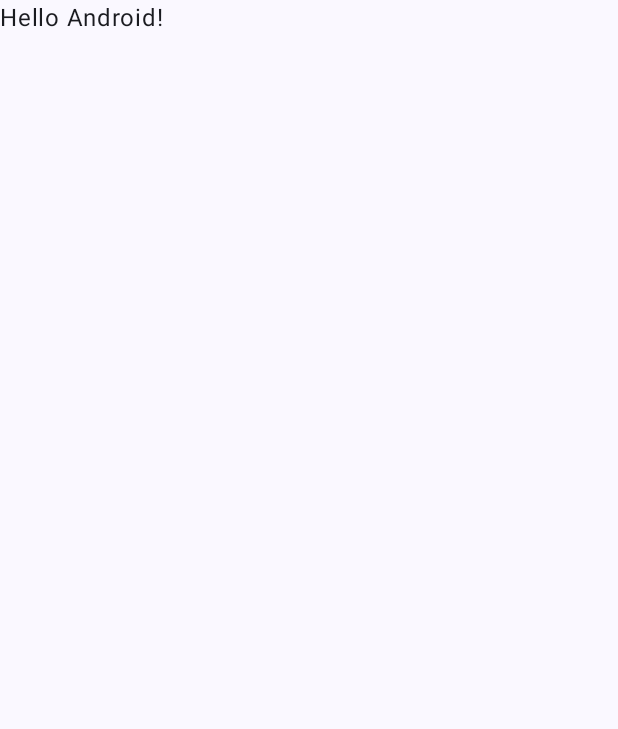
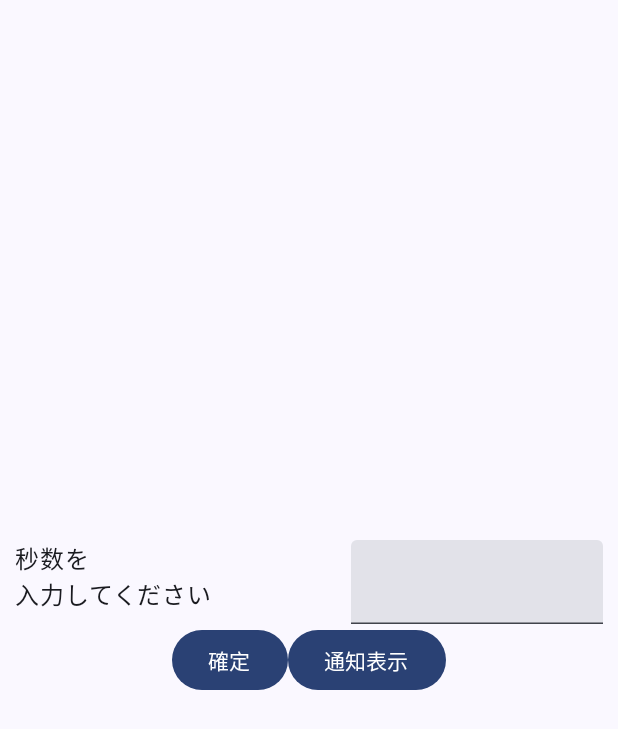
Before and after one commit to Kei-no-suke/android-compose-variable-notification, an Android app built with Jetpack Compose: the screen it shows after launch (MainActivity), on a phone screen of 412 x 824 dp. Before the commit the part shown is almost empty. Shown: the top 729 px of the screen. Run offline under Robolectric (Android 15) with nearby library versions, the phone set to English and light mode, and no system bars; our stand-ins replace Dagger/Hilt's generated code.

Commit message:
added UI for MainActivity

```diff
--- a/app/src/main/java/com/example/variablenotification/MainActivity.kt
+++ b/app/src/main/java/com/example/variablenotification/MainActivity.kt
@@ -1,46 +1,147 @@
 package com.example.variablenotification
 
+import android.content.Context
 import android.os.Bundle
 import androidx.activity.ComponentActivity
 import androidx.activity.compose.setContent
+import androidx.compose.foundation.layout.Arrangement
+import androidx.compose.foundation.layout.Column
+import androidx.compose.foundation.layout.Row
+import androidx.compose.foundation.layout.Spacer
 import androidx.compose.foundation.layout.fillMaxSize
+import androidx.compose.foundation.layout.padding
+import androidx.compose.material3.Button
+import androidx.compose.material3.ExperimentalMaterial3Api
 import androidx.compose.material3.MaterialTheme
 import androidx.compose.material3.Surface
 import androidx.compose.material3.Text
+import androidx.compose.material3.TextField
 import androidx.compose.runtime.Composable
+import androidx.compose.runtime.MutableState
+import androidx.compose.runtime.mutableStateOf
+import androidx.compose.runtime.remember
+import androidx.compose.ui.Alignment
 import androidx.compose.ui.Modifier
 import androidx.compose.ui.tooling.preview.Preview
+import androidx.compose.ui.unit.dp
 import com.example.variablenotification.ui.theme.VariableNotificationTheme
+import dagger.hilt.android.AndroidEntryPoint
+import javax.inject.Inject
 
+@AndroidEntryPoint
 class MainActivity : ComponentActivity() {
+    @Inject lateinit var timerOperator: TimerOperator
     override fun onCreate(savedInstanceState: Bundle?) {
         super.onCreate(savedInstanceState)
         setContent {
             VariableNotificationTheme {
+                var seconds = remember {
+                    mutableStateOf("")
+                }
+
                 // A surface container using the 'background' color from the theme
                 Surface(
                     modifier = Modifier.fillMaxSize(),
                     color = MaterialTheme.colorScheme.background
                 ) {
-                    Greeting("Android")
+                    InputField(seconds, timerOperator, applicationContext)
                 }
             }
         }
     }
 }
 
+@OptIn(ExperimentalMaterial3Api::class)
 @Composable
-fun Greeting(name: String, modifier: Modifier = Modifier) {
-    Text(
-        text = "Hello $name!",
-        modifier = modifier
-    )
+fun InputField(seconds: MutableState<String>, timerOperator: TimerOperator, context: Context, modifier: Modifier = Modifier) {
+    Column(
+        verticalArrangement = Arrangement.Center,
+        horizontalAlignment = Alignment.CenterHorizontally,
+        modifier = Modifier
+            .fillMaxSize()
+            .padding(10.dp)
+    ) {
+        Row {
+            Text(
+                text = "秒数を\n入力してください",
+                modifier = Modifier.weight(3f)
+            )
+            Spacer(
+                modifier = Modifier.weight(1f)
+            )
+            TextField(
+                value = seconds.value,
+                onValueChange = {seconds.value = it},
+                modifier = Modifier.weight(3f)
+            )
+        }
+        Row {
+            Button(
+                onClick = {
+                    timerOperator.setTimer(seconds.value.toLongOrNull() ?: 0)
+                    timerOperator.timerStart()
+                }
+            ) {
+                Text("確定")
+            }
+            Button(
+                onClick = {
+                    startNotifyForegroundService(context)
+                }
+            ) {
+                Text("通知表示")
+            }
+        }
+
+    }
+}
+
+@OptIn(ExperimentalMaterial3Api::class)
+@Composable
+fun InputField(seconds: MutableState<String>, modifier: Modifier = Modifier) {
+    Column(
+        verticalArrangement = Arrangement.Center,
+        horizontalAlignment = Alignment.CenterHorizontally,
+        modifier = Modifier
+            .fillMaxSize()
+            .padding(10.dp)
+    ) {
+        Row {
+            Text(
+                text = "秒数を\n入力してください",
+                modifier = Modifier.weight(3f)
+            )
+            Spacer(
+                modifier = Modifier.weight(1f)
+            )
+            TextField(
+                value = seconds.value,
+                onValueChange = {seconds.value = it},
+                modifier = Modifier.weight(3f)
+            )
+        }
+        Row {
+            Button(
+                onClick = { }
+            ) {
+                Text("確定")
+            }
+            Button(
+                onClick = { }
+            ) {
+                Text("通知表示")
+            }
+        }
+    }
 }
 
 @Preview(showBackground = true)
 @Composable
-fun GreetingPreview() {
+fun InputFieldPreview() {
     VariableNotificationTheme {
-        Greeting("Android")
+        var seconds = remember {
+            mutableStateOf("")
+        }
+        InputField(seconds)
     }
 }
```
